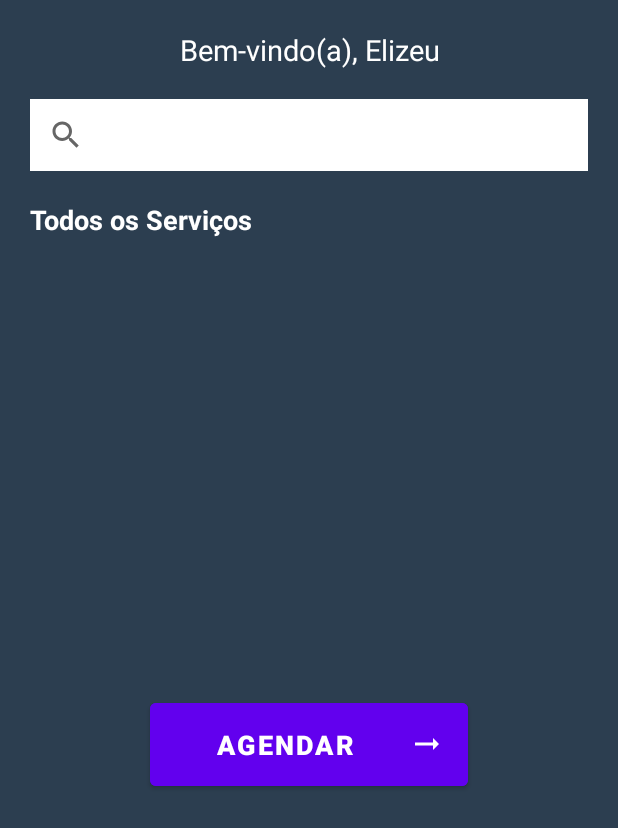
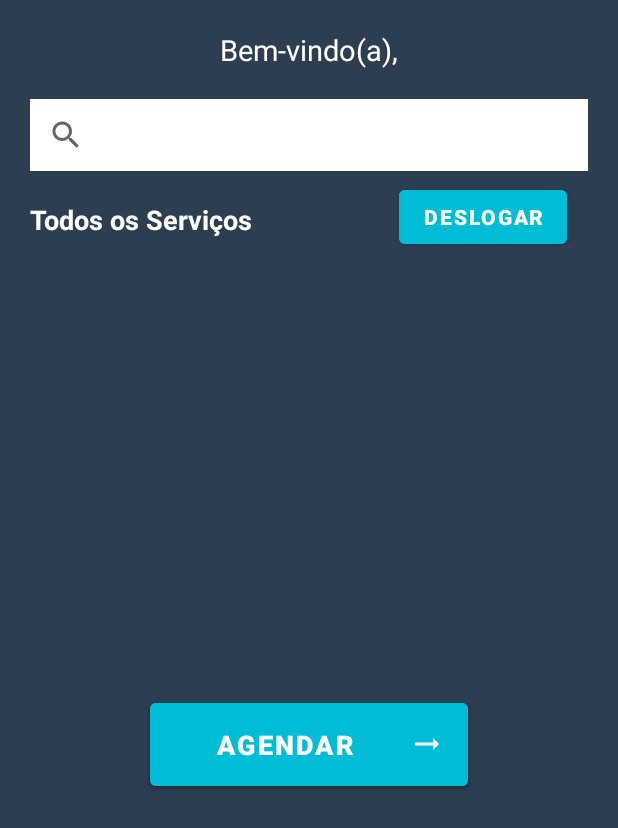
Before and after one commit to devalenca/-CorteCerto, an Android app built with Jetpack Compose: the layout activity_home.xml on its own in the app's theme, with its tools: preview values and no code run, on a phone screen of 412 x 824 dp. Shown: the top 828 px of the screen. Run offline under Robolectric (Android 15) with nearby library versions, the phone set to English and light mode, and no system bars.

Commit message:
Sistema de autenticacao finalizado

```diff
--- a/app/src/main/res/layout/activity_cadastro.xml
+++ b/app/src/main/res/layout/activity_cadastro.xml
@@ -18,11 +18,11 @@
         <TextView
             android:layout_width="match_parent"
             android:layout_height="wrap_content"
-            android:text="Corte Certo"
+            android:gravity="center"
+            android:text="Astro Barber"
             android:textColor="@color/white"
             android:textSize="36dp"
-            android:textStyle="bold"
-            android:gravity="center"/>
+            android:textStyle="bold" />
 
         <ImageView
             android:layout_width="match_parent"
--- a/app/src/main/res/layout/activity_home.xml
+++ b/app/src/main/res/layout/activity_home.xml
@@ -9,11 +9,30 @@
     tools:context=".view.Home">
 
 
+    <Button
+        android:id="@+id/btnAgendar4"
+        android:layout_width="match_parent"
+        android:layout_height="wrap_content"
+        android:layout_marginStart="100dp"
+        android:layout_marginTop="20dp"
+        android:layout_marginEnd="100dp"
+        android:layout_marginBottom="20dp"
+        android:backgroundTint="@color/purple_500"
+        android:drawableEnd="@drawable/baseline_arrow_right_alt_24"
+        android:padding="15dp"
+        android:text="AGENDAR"
+        android:textSize="18sp"
+        android:textStyle="bold"
+        app:layout_constraintBottom_toBottomOf="parent"
+        app:layout_constraintEnd_toEndOf="parent"
+        app:layout_constraintStart_toStartOf="parent"
+        app:layout_constraintTop_toBottomOf="@+id/recyclerViewServicos" />
+
     <TextView
         android:id="@+id/txtNomeUsuario"
         android:layout_width="match_parent"
         android:layout_height="wrap_content"
-        android:text="Bem-vindo(a), Elizeu"
+        android:text="Bem-vindo(a),"
         android:textSize="19sp"
         android:textColor="@color/white"
         android:gravity="center"
@@ -63,20 +82,34 @@
         android:id="@+id/btnAgendar"
         android:layout_width="match_parent"
         android:layout_height="wrap_content"
+        android:layout_marginStart="100dp"
+        android:layout_marginTop="20dp"
+        android:layout_marginEnd="100dp"
+        android:layout_marginBottom="20dp"
+        android:backgroundTint="#00BCD4"
+        android:drawableEnd="@drawable/baseline_arrow_right_alt_24"
+        android:padding="15dp"
         android:text="AGENDAR"
         android:textSize="18sp"
         android:textStyle="bold"
-        android:backgroundTint="@color/purple_500"
-        android:padding="15dp"
-        android:drawableEnd="@drawable/baseline_arrow_right_alt_24"
-        android:layout_marginTop="20dp"
-        android:layout_marginStart="100dp"
-        android:layout_marginEnd="100dp"
-        android:layout_marginBottom="20dp"
-        app:layout_constraintTop_toBottomOf="@+id/recyclerViewServicos"
+        app:layout_constraintBottom_toBottomOf="parent"
+        app:layout_constraintEnd_toEndOf="parent"
         app:layout_constraintStart_toStartOf="parent"
+        app:layout_constraintTop_toBottomOf="@+id/recyclerViewServicos" />
+
+    <Button
+        android:id="@+id/btnDeslogar"
+        android:layout_width="wrap_content"
+        android:layout_height="wrap_content"
+        android:layout_marginStart="-150dp"
+        android:layout_marginTop="6dp"
+        android:layout_marginEnd="10dp"
+        android:backgroundTint="#00BCD4"
+        android:text="Deslogar"
+        android:textStyle="bold"
+        app:layout_constraintBottom_toTopOf="@+id/recyclerViewServicos"
         app:layout_constraintEnd_toEndOf="parent"
-        app:layout_constraintBottom_toBottomOf="parent"
-        />
+        app:layout_constraintStart_toEndOf="@+id/txtTituloServicos"
+        app:layout_constraintTop_toBottomOf="@+id/pesquisa" />
 
 </androidx.constraintlayout.widget.ConstraintLayout>
```
Also changed, not shown: app/src/main/java/com/example/cortecerto/MainActivity.kt (+17 -1 lines), app/src/main/java/com/example/cortecerto/view/Agendamento.kt (+8 -2 lines), app/src/main/java/com/example/cortecerto/view/Home.kt (+8 -1 lines), app/src/main/res/layout/activity_agendamento.xml (+4 -4 lines).
